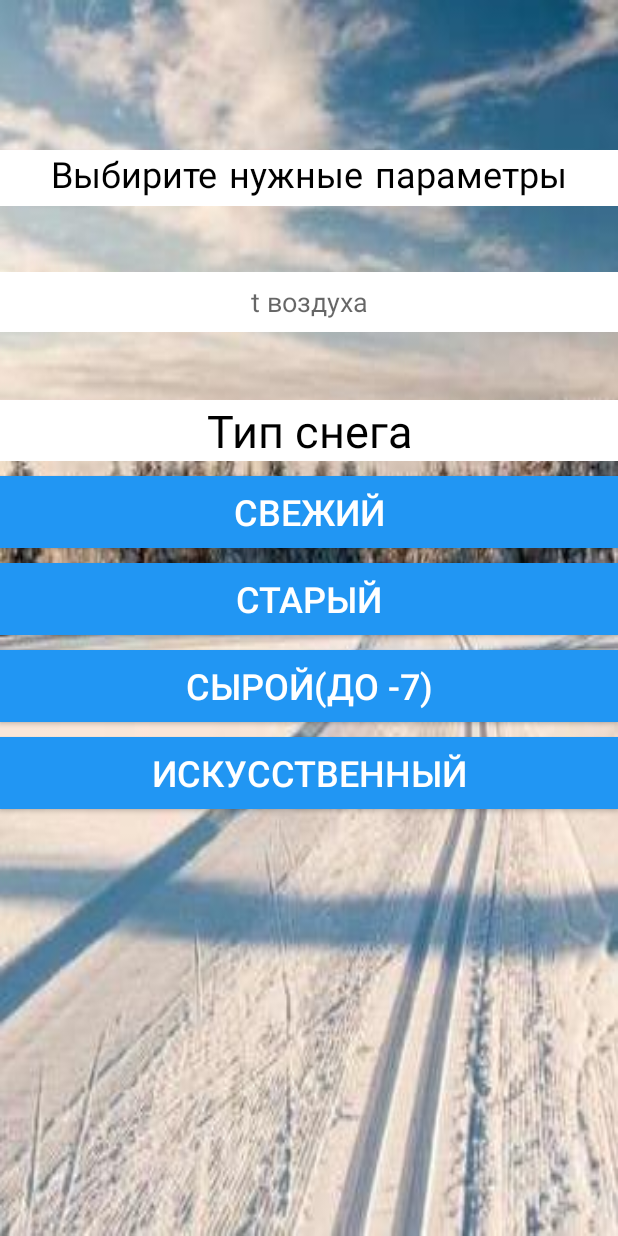
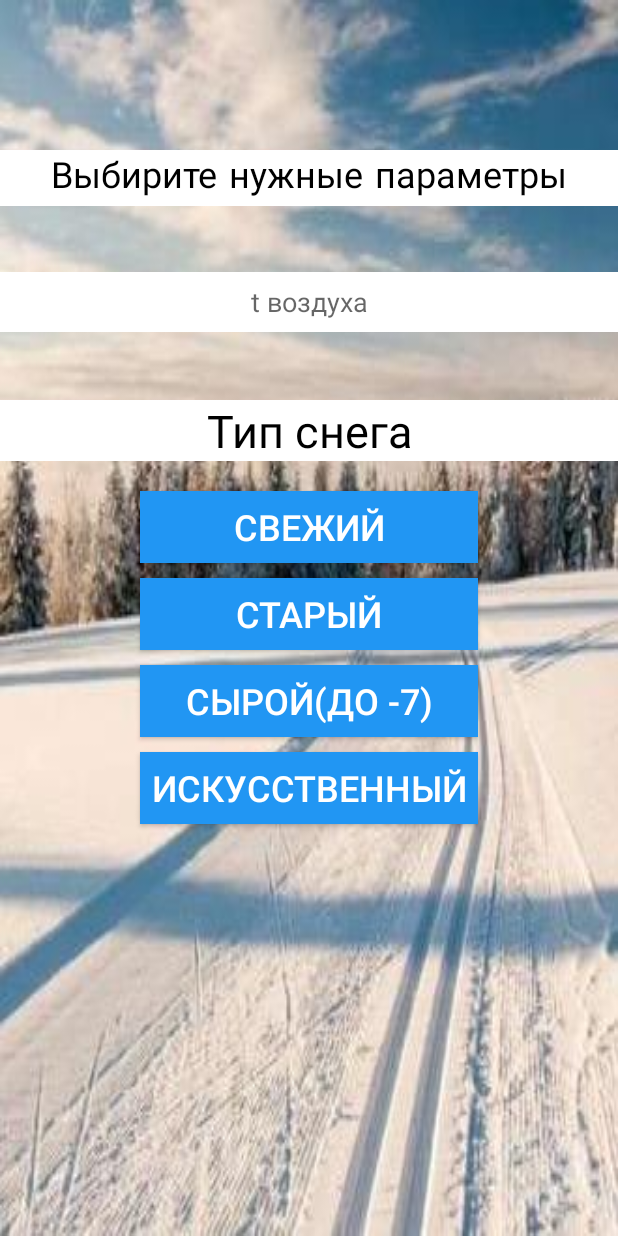
Before and after one commit to DmiriiKalugin/SkiFoercaster, an Android app: the screen it shows after launch (First), on a phone screen of 412 x 824 dp. Run offline under Robolectric (Android 15) with nearby library versions, the phone set to English and light mode, and no system bars.

Commit message:
the Resize button First activity

```diff
--- a/app/src/main/res/layout/activity_first.xml
+++ b/app/src/main/res/layout/activity_first.xml
@@ -40,50 +40,62 @@
         android:id="@+id/button"
         android:layout_width="match_parent"
         android:layout_height="wrap_content"
+        android:layout_marginStart="93dp"
         android:layout_marginTop="10dp"
+        android:layout_marginEnd="93dp"
         android:background="@color/colorPrimaryBlue"
         android:text="@string/old"
         android:textColor="@color/colorPrimaryWhite"
         android:textSize="24sp"
-        app:layout_constraintTop_toBottomOf="@+id/button2"
-        tools:layout_editor_absoluteX="16dp" />
+        app:layout_constraintEnd_toEndOf="parent"
+        app:layout_constraintStart_toStartOf="parent"
+        app:layout_constraintTop_toBottomOf="@+id/button2" />
 
     <Button
         android:id="@+id/button2"
-        android:layout_width="match_parent"
+        android:layout_width="0dp"
         android:layout_height="wrap_content"
-        android:layout_marginTop="10dp"
+        android:layout_marginStart="93dp"
+        android:layout_marginTop="20dp"
+        android:layout_marginEnd="93dp"
         android:background="@color/colorPrimaryBlue"
         android:text="@string/fresh"
         android:textColor="@color/colorPrimaryWhite"
         android:textSize="24sp"
         android:typeface="normal"
-        app:layout_constraintTop_toBottomOf="@+id/textView4"
-        tools:layout_editor_absoluteX="0dp" />
+        app:layout_constraintEnd_toEndOf="parent"
+        app:layout_constraintStart_toStartOf="parent"
+        app:layout_constraintTop_toBottomOf="@+id/textView4" />
 
     <Button
         android:id="@+id/button3"
         android:layout_width="match_parent"
         android:layout_height="wrap_content"
+        android:layout_marginStart="93dp"
         android:layout_marginTop="10dp"
+        android:layout_marginEnd="93dp"
         android:background="@color/colorPrimaryBlue"
         android:text="@string/crude"
         android:textColor="@color/colorPrimaryWhite"
         android:textSize="24sp"
-        app:layout_constraintTop_toBottomOf="@+id/button"
-        tools:layout_editor_absoluteX="0dp" />
+        app:layout_constraintEnd_toEndOf="parent"
+        app:layout_constraintStart_toStartOf="parent"
+        app:layout_constraintTop_toBottomOf="@+id/button" />
 
     <Button
         android:id="@+id/button4"
         android:layout_width="match_parent"
         android:layout_height="wrap_content"
+        android:layout_marginStart="93dp"
         android:layout_marginTop="10dp"
+        android:layout_marginEnd="93dp"
         android:background="@color/colorPrimaryBlue"
         android:text="@string/artificial"
         android:textColor="@color/colorPrimaryWhite"
         android:textSize="24sp"
-        app:layout_constraintTop_toBottomOf="@+id/button3"
-        tools:layout_editor_absoluteX="0dp" />
+        app:layout_constraintEnd_toEndOf="parent"
+        app:layout_constraintStart_toStartOf="parent"
+        app:layout_constraintTop_toBottomOf="@+id/button3" />
 
     <TextView
         android:id="@+id/textView4"
```
